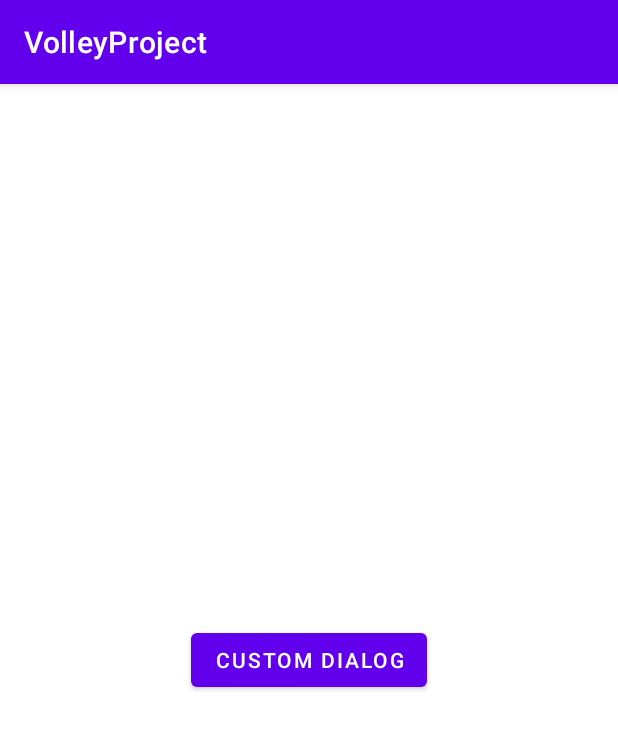
After one commit to Sawsj25/first-api, an Android app: the DialogActivity screen opened directly, with no data from a screen before it, on a phone screen of 412 x 824 dp. The commit adds this screen. Shown: the top 729 px of the screen. Run offline under Robolectric (Android 15) with nearby library versions, the phone set to English and light mode, and no system bars.

Commit message:
Add Dialog Activity

```diff
--- a/app/src/main/AndroidManifest.xml
+++ b/app/src/main/AndroidManifest.xml
@@ -5,7 +5,7 @@
 
     <uses-permission android:name="android.permission.INTERNET" />
     <uses-permission android:name="android.permission.SEND_SMS" />
-    <uses-permission android:name="android.permission.READ_CONTACTS"/>
+    <uses-permission android:name="android.permission.READ_CONTACTS" />
 
     <application
         android:allowBackup="true"
@@ -17,6 +17,9 @@
         android:supportsRtl="true"
         android:theme="@style/Theme.TestGradle"
         tools:targetApi="31">
+        <activity
+            android:name=".DialogActivity"
+            android:exported="false" />
         <activity
             android:name=".ListContactActivity"
             android:exported="false" />
--- /dev/null
+++ b/app/src/main/java/com/example/testgradle/DialogActivity.java
@@ -0,0 +1,32 @@
+package com.example.testgradle;
+
+import androidx.annotation.RequiresApi;
+import androidx.appcompat.app.AlertDialog;
+import androidx.appcompat.app.AppCompatActivity;
+
+import android.os.Build;
+import android.os.Bundle;
+import android.view.LayoutInflater;
+import android.view.View;
+import android.view.ViewGroup;
+
+public class DialogActivity extends AppCompatActivity {
+    @RequiresApi (api = Build.VERSION_CODES.JELLY_BEAN)
+    @Override
+    protected void onCreate(Bundle savedInstanceState) {
+        super.onCreate(savedInstanceState);
+        setContentView(R.layout.activity_dialog);
+        findViewById(R.id.customDialog).setOnClickListener(new View.OnClickListener() {
+            @Override
+            public void onClick(View v) {
+                AlertDialog.Builder builder = new AlertDialog.Builder(DialogActivity.this);
+                ViewGroup viewGroup = findViewById(android.R.id.content);
+                View dialogView = LayoutInflater.from(v.getContext()).inflate(R.layout.customview, viewGroup, false);
+                builder.setView(dialogView);
+                AlertDialog alertDialog = builder.create();
+                alertDialog.show();
+            }
+        });
+    }
+
+}
--- a/app/src/main/java/com/example/testgradle/OnAdapterItemClickListener.java
+++ b/app/src/main/java/com/example/testgradle/OnAdapterItemClickListener.java
@@ -1,4 +1,5 @@
 package com.example.testgradle;
 
 public interface OnAdapterItemClickListener {
+ void onAdapterItemClickListener(ContactModel contact);
 }
--- /dev/null
+++ b/app/src/main/res/layout/activity_dialog.xml
@@ -0,0 +1,15 @@
+<?xml version="1.0" encoding="utf-8"?>
+<LinearLayout xmlns:android="http://schemas.android.com/apk/res/android"
+    android:id="@+id/parent"
+    xmlns:tools="http://schemas.android.com/tools"
+    android:layout_width="match_parent"
+    android:layout_height="match_parent"
+    tools:context=".MainActivity"
+    android:gravity="center"
+    android:orientation="vertical">
+    <Button
+        android:id="@+id/customDialog"
+        android:text="Custom Dialog"
+        android:layout_width="wrap_content"
+        android:layout_height="wrap_content" />
+</LinearLayout>
--- a/app/src/main/res/values/colors.xml
+++ b/app/src/main/res/values/colors.xml
@@ -11,4 +11,6 @@
     <color name="colorWhite">#F1F1F1</color>
     <color name="colorStartGradient">#15E3D8</color>
     <color name="colorEndGradient">#6675E7</color>
+    <color name="customViewColor">#028478</color>
+    <color name="dialogColor">#c2b9b2</color>
 </resources>
```
Also changed, not shown: app/src/main/java/com/example/testgradle/ListContactActivity.java (+12 -2 lines), app/src/main/java/com/example/testgradle/MainAdapter.java (+11 -5 lines), app/src/main/res/layout/customview.xml (added, +36 -0 lines).
